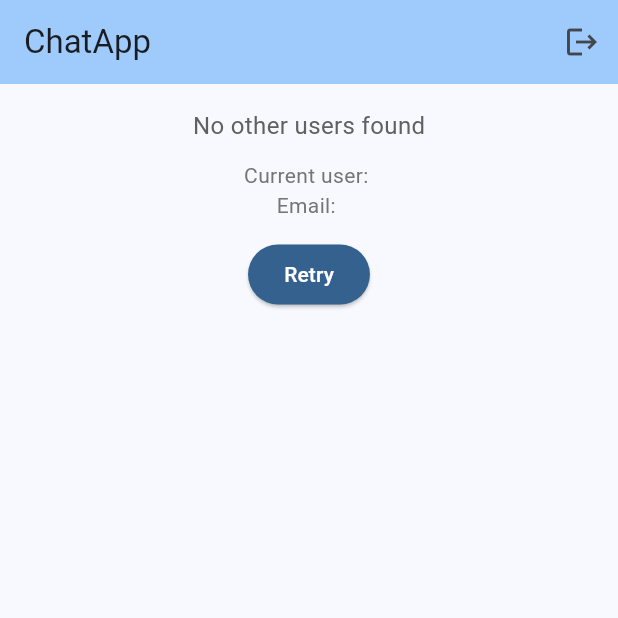
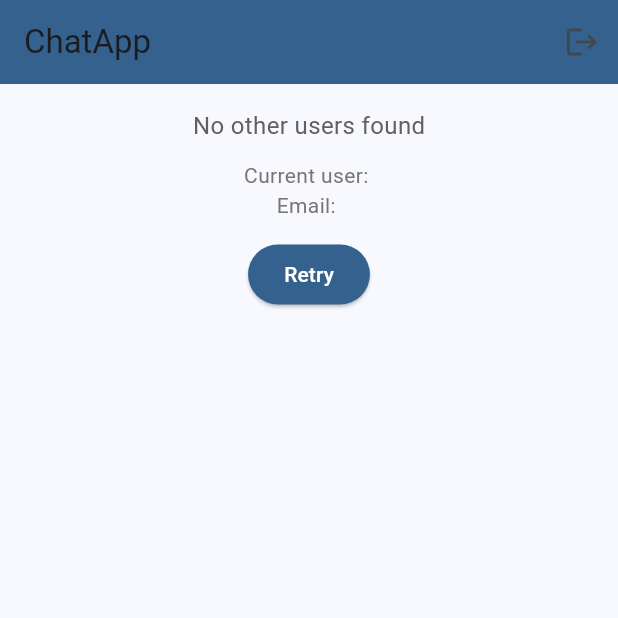
Before and after one commit to revocajana/chatapp, a Flutter app: the screen it shows once a user with an empty profile is signed in, on a phone screen of 412 x 824 dp, the top half of it. Run offline on Flutter 3.47's test engine with Material 3 defaults, Android fonts, the phone set to English and light mode, and no system bars; our stand-ins replace cloud_firestore, firebase_auth, firebase_core, firebase_messaging; accounts and stored records are empty.

Commit message:
editing the UserScreen() appbar according to color scheme

```diff
--- a/lib/main.dart
+++ b/lib/main.dart
@@ -46,7 +46,7 @@ class HomeScreen extends StatelessWidget {
     return Scaffold(
       appBar: AppBar(
         title: const Text('ChatApp'),
-        backgroundColor: Theme.of(context).colorScheme.inversePrimary,
+        backgroundColor: AppColors.primary(context),
         actions: const [LogoutButton()],
       ),
       body: const UsersScreen(), // Show users list on home screen
```
